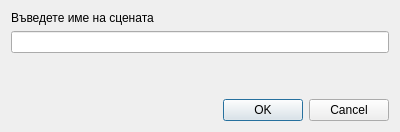
Qt form GUIController/src/sceneeditor/forms/dialogaddscene.ui (Zingam/SpaGUIController) before a commit.
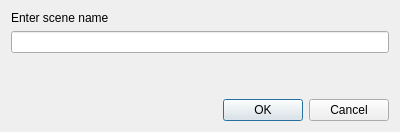
The same form after that commit.

Patch:
```diff
--- a/GUIController/src/sceneeditor/forms/dialogaddscene.ui
+++ b/GUIController/src/sceneeditor/forms/dialogaddscene.ui
@@ -23,7 +23,7 @@
    <item>
     <widget class="QLabel" name="label">
      <property name="text">
-      <string>Въведете име на сцената</string>
+      <string>Enter scene name</string>
      </property>
     </widget>
    </item>
```
Left out of the diff: 2 changed lines with no effect on the pictures.
